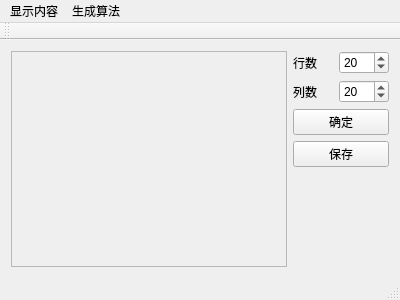
Old version of the form mainwindow.ui in the repository im-red/maze.
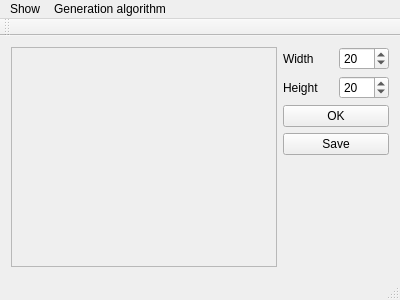
New version of the form. Custom widgets are drawn as their Qt base class.

Commit message: complete Randomized Kruskal's algorithm

Patch:
```diff
--- a/mainwindow.ui
+++ b/mainwindow.ui
@@ -25,7 +25,7 @@
         <rect>
          <x>0</x>
          <y>0</y>
-         <width>268</width>
+         <width>258</width>
          <height>211</height>
         </rect>
        </property>
@@ -40,66 +40,6 @@
     </item>
     <item>
      <layout class="QVBoxLayout" name="verticalLayout">
-      <item>
-       <layout class="QHBoxLayout" name="horizontalLayout">
-        <item>
-         <widget class="QLabel" name="label">
-          <property name="sizePolicy">
-           <sizepolicy hsizetype="Fixed" vsizetype="Preferred">
-            <horstretch>0</horstretch>
-            <verstretch>0</verstretch>
-           </sizepolicy>
-          </property>
-          <property name="minimumSize">
-           <size>
-            <width>40</width>
-            <height>0</height>
-           </size>
-          </property>
-          <property name="maximumSize">
-           <size>
-            <width>40</width>
-            <height>16777215</height>
-           </size>
-          </property>
-          <property name="text">
-           <string>行数</string>
-          </property>
-         </widget>
-        </item>
-        <item>
-         <widget class="QSpinBox" name="rowSpinBox">
-          <property name="sizePolicy">
-           <sizepolicy hsizetype="Fixed" vsizetype="Fixed">
-            <horstretch>0</horstretch>
-            <verstretch>0</verstretch>
-           </sizepolicy>
-          </property>
-          <property name="minimumSize">
-           <size>
-            <width>50</width>
-            <height>0</height>
-           </size>
-          </property>
-          <property name="maximumSize">
-           <size>
-            <width>50</width>
-            <height>16777215</height>
-           </size>
-          </property>
-          <property name="minimum">
-           <number>2</number>
-          </property>
-          <property name="maximum">
-           <number>200</number>
-          </property>
-          <property name="value">
-           <number>20</number>
-          </property>
-         </widget>
-        </item>
-       </layout>
-      </item>
       <item>
        <layout class="QHBoxLayout" name="horizontalLayout_2">
         <item>
@@ -115,23 +55,83 @@
           </property>
           <property name="minimumSize">
            <size>
+            <width>50</width>
+            <height>0</height>
+           </size>
+          </property>
+          <property name="maximumSize">
+           <size>
             <width>40</width>
+            <height>16777215</height>
+           </size>
+          </property>
+          <property name="text">
+           <string>Width</string>
+          </property>
+         </widget>
+        </item>
+        <item>
+         <widget class="QSpinBox" name="widthSpinBox">
+          <property name="sizePolicy">
+           <sizepolicy hsizetype="Fixed" vsizetype="Fixed">
+            <horstretch>0</horstretch>
+            <verstretch>0</verstretch>
+           </sizepolicy>
+          </property>
+          <property name="minimumSize">
+           <size>
+            <width>50</width>
             <height>0</height>
            </size>
           </property>
           <property name="maximumSize">
            <size>
+            <width>50</width>
+            <height>16777215</height>
+           </size>
+          </property>
+          <property name="minimum">
+           <number>2</number>
+          </property>
+          <property name="maximum">
+           <number>200</number>
+          </property>
+          <property name="value">
+           <number>20</number>
+          </property>
+         </widget>
+        </item>
+       </layout>
+      </item>
+      <item>
+       <layout class="QHBoxLayout" name="horizontalLayout">
+        <item>
+         <widget class="QLabel" name="label">
+          <property name="sizePolicy">
+           <sizepolicy hsizetype="Fixed" vsizetype="Preferred">
+            <horstretch>0</horstretch>
+            <verstretch>0</verstretch>
+           </sizepolicy>
+          </property>
+          <property name="minimumSize">
+           <size>
+            <width>50</width>
+            <height>0</height>
+           </size>
+          </property>
+          <property name="maximumSize">
+           <size>
             <width>40</width>
             <height>16777215</height>
            </size>
           </property>
           <property name="text">
-           <string>列数</string>
+           <string>Height</string>
           </property>
          </widget>
         </item>
         <item>
-         <widget class="QSpinBox" name="colSpinBox">
+         <widget class="QSpinBox" name="heightSpinBox">
           <property name="sizePolicy">
            <sizepolicy hsizetype="Fixed" vsizetype="Fixed">
             <horstretch>0</horstretch>
@@ -172,14 +172,14 @@
          </sizepolicy>
         </property>
         <property name="text">
-         <string>确定</string>
+         <string>OK</string>
         </property>
        </widget>
       </item>
       <item>
        <widget class="QPushButton" name="saveButton">
         <property name="text">
-         <string>保存</string>
+         <string>Save</string>
         </property>
        </widget>
       </item>
@@ -211,14 +211,14 @@
    </property>
    <widget class="QMenu" name="menu">
     <property name="title">
-     <string>显示内容</string>
+     <string>Show</string>
     </property>
     <addaction name="actionWall"/>
     <addaction name="actionPath"/>
    </widget>
    <widget class="QMenu" name="menuGen">
     <property name="title">
-     <string>生成算法</string>
+     <string>Generation algorithm</string>
     </property>
     <addaction name="actionDFS"/>
    </widget>
```
Left out of the diff: 19 changed lines with no effect on the pictures. The commit also changes 15 other files.
